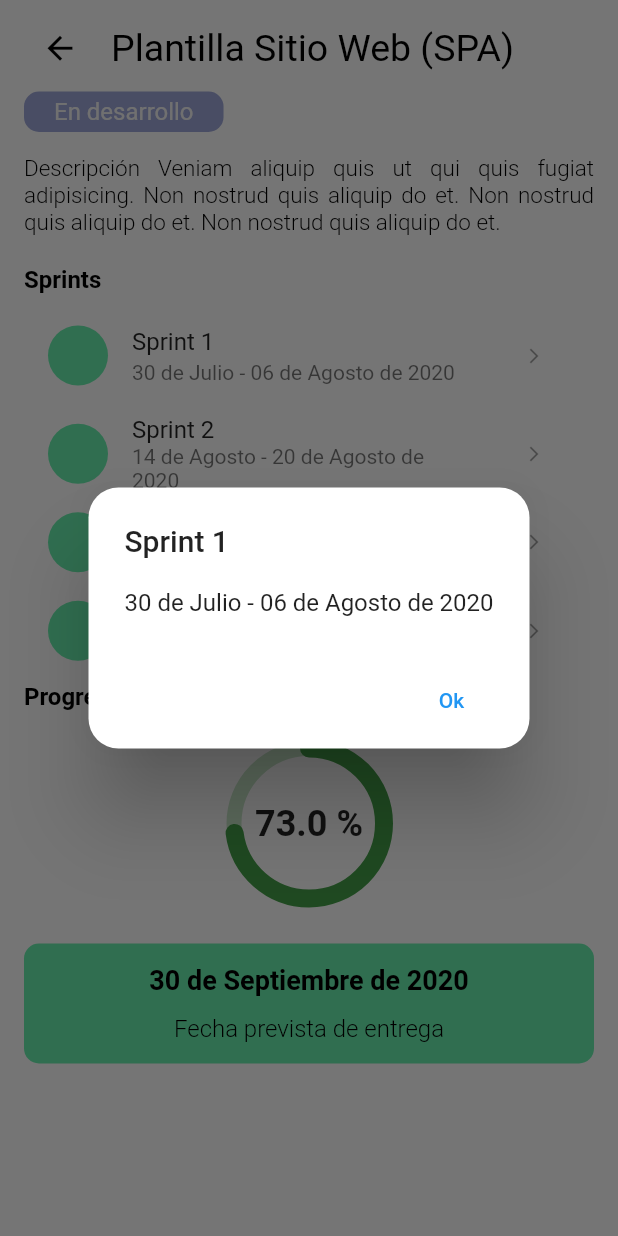
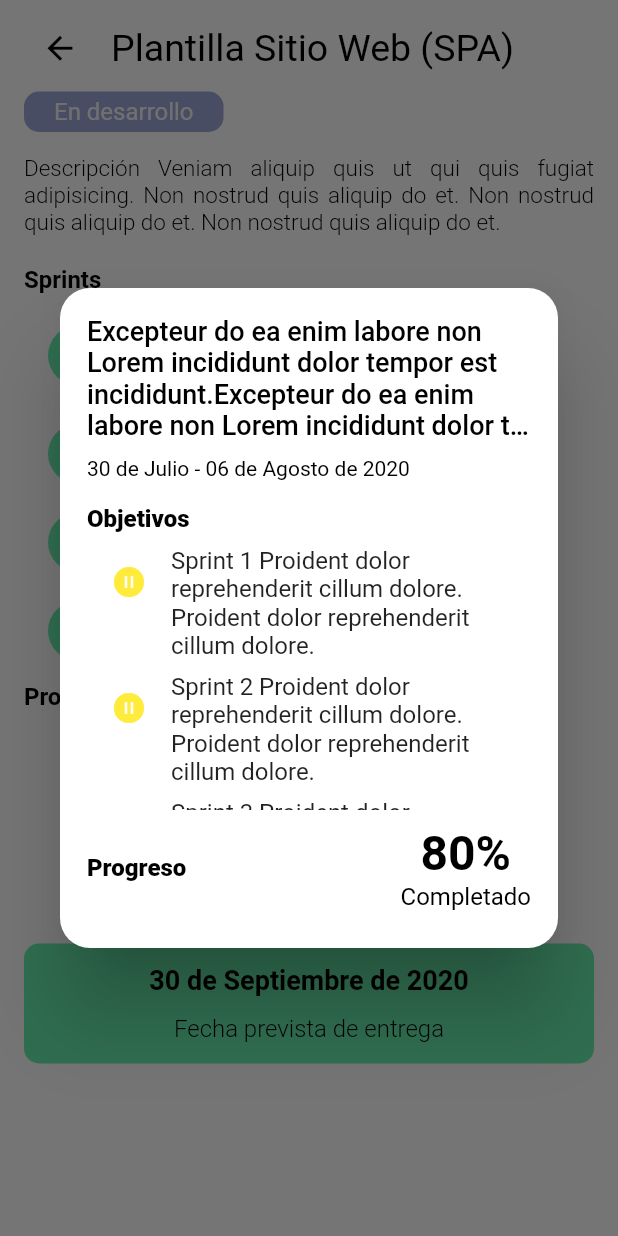
Before and after one commit to angelfgdeveloper/inblex_app, a Flutter app: the DetailsPage screen opened by its route, after a tap on "Sprint 1", on a phone screen of 412 x 824 dp. Run offline on Flutter 3.47's test engine with Material 2 defaults, Android fonts, the phone set to English and light mode, and no system bars.

Commit message:
Diseño de alerta de mensaje de un SPRINT y corrección en Header de details

```diff
--- /dev/null
+++ b/lib/helpers/alert_message_sprints.dart
@@ -0,0 +1,96 @@
+import 'package:flutter/material.dart';
+import 'package:flutter/cupertino.dart';
+// import 'package:flutter/services.dart';
+
+showAlertMessageSprints( BuildContext context, String title, String date, List<String> obj, int porcent ) {
+
+    final titleStyle = TextStyle(color: Colors.black, fontSize: 16.0, fontWeight: FontWeight.w800);
+    return showDialog(
+      context: context,
+      builder: ( _ ) => Dialog(
+        backgroundColor: Colors.white,
+        shape: RoundedRectangleBorder(
+          borderRadius: BorderRadius.all(Radius.circular(20.0))
+        ),
+        child: SingleChildScrollView(
+          physics: BouncingScrollPhysics(),
+          child: Container(
+            width: double.infinity,
+            height: 440.0,
+            padding: EdgeInsets.all(18.0),
+            child: Column(
+              crossAxisAlignment: CrossAxisAlignment.start,
+              children: [
+                Text(title,
+                style: TextStyle(
+                  color: Colors.black,
+                  fontSize: 18.0,
+                  fontWeight: FontWeight.w500),
+                maxLines: 4,
+                overflow: TextOverflow.ellipsis,
+                ),
+                SizedBox(height: 10.0),
+                Text(date, style: TextStyle(color: Colors.black, fontSize: 14.0, fontWeight: FontWeight.w400)),
+                SizedBox(height: 16.0),
+                Text('Objetivos', style: titleStyle),
+                SizedBox(height: 5.0),
+                Container(
+                  width: double.infinity,
+                  height: 180.0,
+                  child: ListView.builder(
+                    itemCount: obj.length,
+                    reverse: false,
+                    physics: BouncingScrollPhysics(),
+                    itemBuilder: (context, i) {
+                      return ListTile(
+                        title: Transform(transform: Matrix4.translationValues(-16, 0.0, 0.0),
+                        child: Text('${obj[i]} Proident dolor reprehenderit cillum dolore. Proident dolor reprehenderit cillum dolore.')),
+                        leading: Icon(Icons.pause_circle_filled, color: Colors.yellow,),
+                        onTap: (){},
+                      );
+                    },
+                  ),
+                ),
+                SizedBox(height: 10.0),
+
+                Row(
+                  mainAxisAlignment: MainAxisAlignment.spaceBetween,
+                  children: [
+                    Text('Progreso', style: titleStyle),
+                    Column(
+                      mainAxisAlignment: MainAxisAlignment.center,
+                      children: [
+                        Text('$porcent%', style: TextStyle(color: Colors.black, fontSize: 32.0, fontWeight: FontWeight.bold)),
+                        Text('Completado', style: TextStyle(color: Colors.black, fontSize: 16.0, fontWeight: FontWeight.w400)),
+                      ],
+                    ),
+                  ],
+                ),
+
+                Expanded(
+                  child: Container(
+                    width: double.infinity,
+                    height: 25.0,
+                    alignment: Alignment.bottomRight,
+                    margin: EdgeInsets.only(top: 10.0, right: 0.0, bottom: 5.0),
+                    child: OutlineButton(
+                      color: Colors.white,
+                      textColor: Colors.green,
+                      highlightedBorderColor: Colors.transparent,
+                      borderSide: BorderSide(
+                        color: Colors.transparent
+                      ),
+                      child: Text('Aceptar', style: TextStyle(fontSize: 16.0, fontWeight: FontWeight.w400)),
+                      onPressed: () => Navigator.pop(context)
+                    ),
+                  ),
+                ),
+              ],
+            ),
+
+      ),
+        )
+      ),
+    );
+
+}
--- a/lib/pages/details_page.dart
+++ b/lib/pages/details_page.dart
@@ -1,6 +1,7 @@
 import 'package:flutter/material.dart';
 
-import 'package:inblex_app/helpers/alert_message.dart';
+// import 'package:inblex_app/helpers/alert_message.dart';
+import 'package:inblex_app/helpers/alert_message_sprints.dart';
 
 import 'package:inblex_app/widgets/radial_progress.dart';
 
@@ -139,8 +140,13 @@ class _Sprints extends StatelessWidget {
                 splashRadius: 25.0,
                 onPressed: null),
             onTap: () {
-              showAlertMessage(
-                  context, '${sprints[i]}', '${dates[i]}');
+              showAlertMessageSprints(
+                context,
+              'Excepteur do ea enim labore non Lorem incididunt dolor tempor est incididunt.Excepteur do ea enim labore non Lorem incididunt dolor tempor est incididunt.Excepteur do ea enim labore non Lorem incididunt dolor tempor est incididunt.',
+              '${dates[i]}',
+              sprints,
+              80
+              );
             },
           );
         });
@@ -174,7 +180,12 @@ class _ProgressProject extends StatelessWidget {
 class _HeaderTitle extends StatelessWidget {
   @override
   Widget build(BuildContext context) {
-    return Row(
+    return Wrap(
+      spacing: 5.0,
+      runSpacing: 5.0,
+      direction: Axis.vertical,
+      children: [
+        Row(
           mainAxisAlignment: MainAxisAlignment.start,
           children: [
             IconButton(
@@ -188,10 +199,13 @@ class _HeaderTitle extends StatelessWidget {
               width: 10.0,
             ),
             Text('Plantilla Sitio Web (SPA)',
+              overflow: TextOverflow.ellipsis,
                 style: TextStyle(
                     fontSize: 25.0,
                     color: Colors.black,
                     fontWeight: FontWeight.w400)),
+          ],
+        ),
       ],
     );
   }
```
Lines whose indentation alone changed are shown as unchanged.
